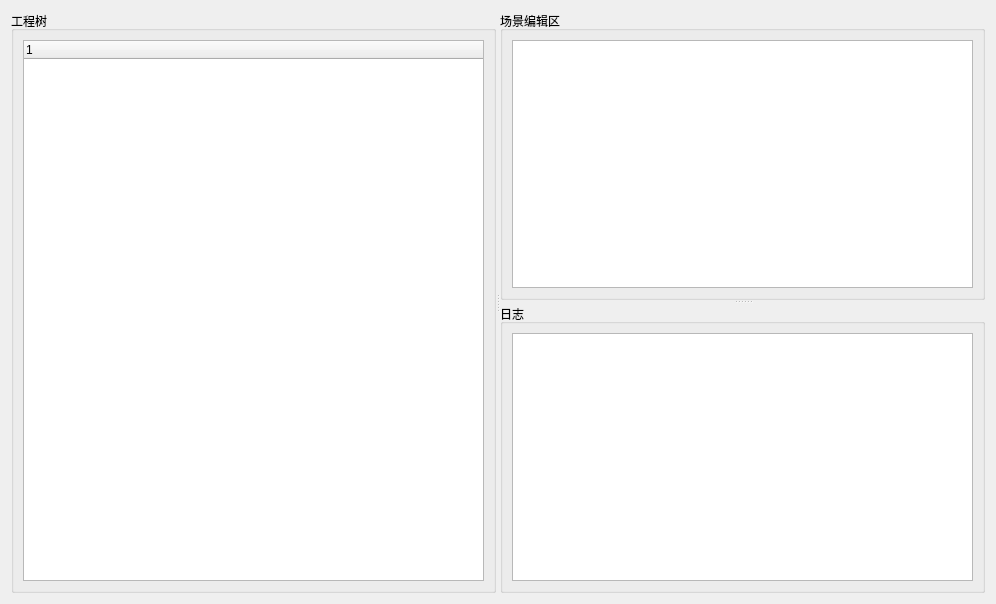
Before: the Qt Designer form css/main/scene/sceneeditorview.ui in JZhq/CSS, drawn with Qt 5.
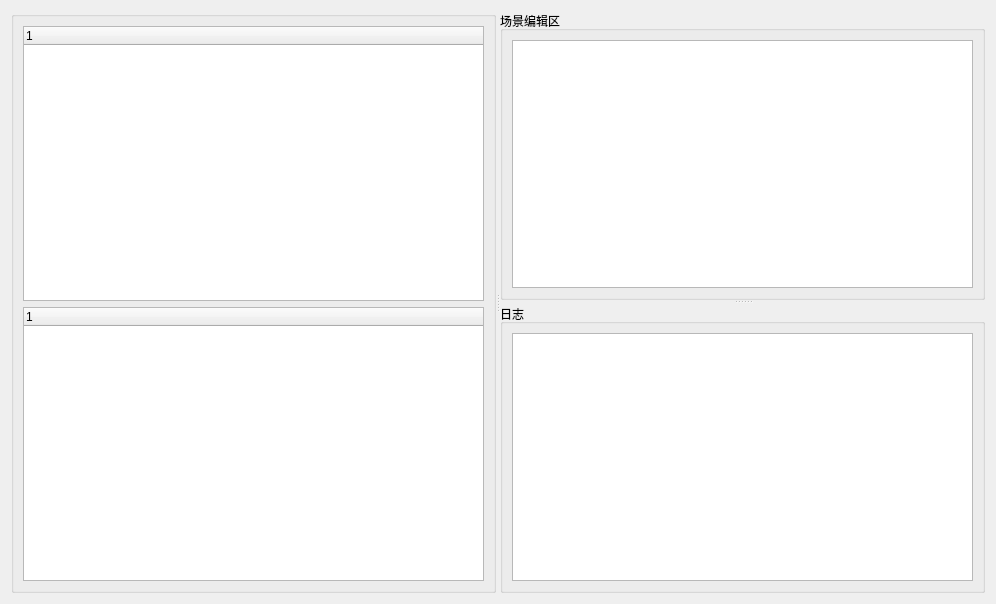
After: the same form once the commit is applied.

Commit message: MOD:添加工程树和资源树

Diff of the .ui file:
```diff
--- a/css/main/scene/sceneeditorview.ui
+++ b/css/main/scene/sceneeditorview.ui
@@ -21,17 +21,14 @@
      </property>
      <widget class="QGroupBox" name="groupBox">
       <property name="title">
-       <string>工程树</string>
+       <string/>
       </property>
       <layout class="QGridLayout" name="gridLayout_3">
        <item row="0" column="0">
-        <widget class="QTreeWidget" name="treeWidget_project">
-         <column>
-          <property name="text">
-           <string notr="true">1</string>
-          </property>
-         </column>
-        </widget>
+        <widget class="QTreeWidget" name="treeWidget_project"/>
+       </item>
+       <item row="1" column="0">
+        <widget class="QTreeWidget" name="treeWidget_unit"/>
        </item>
       </layout>
      </widget>
```
The commit also changes 11 other files.
